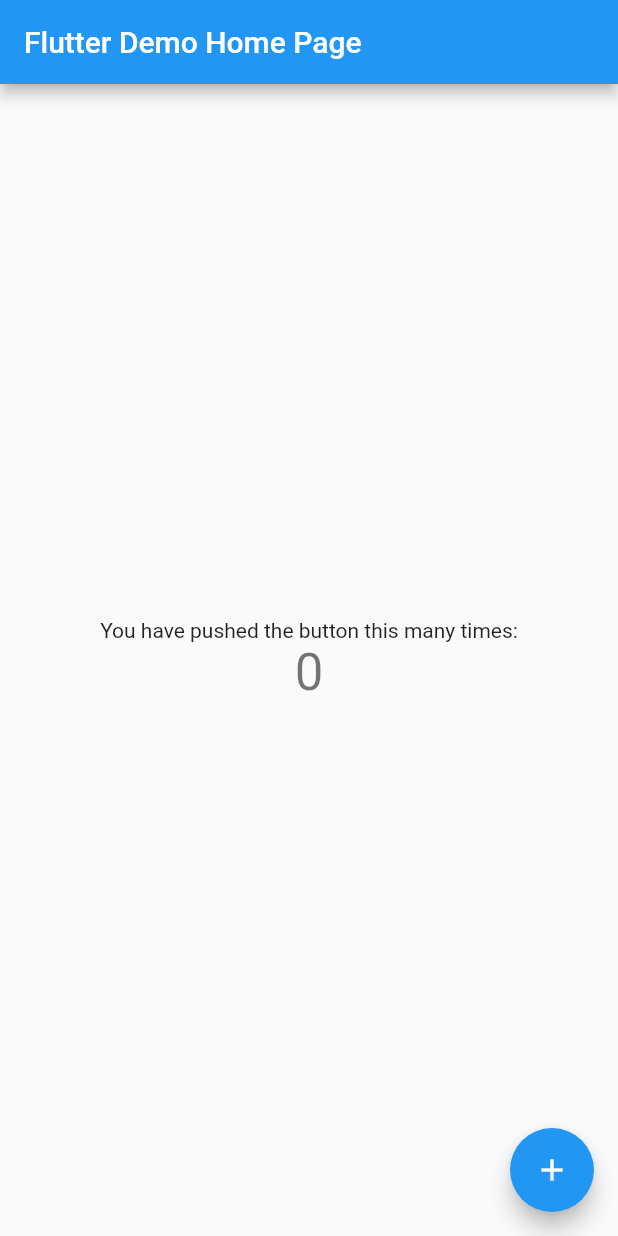
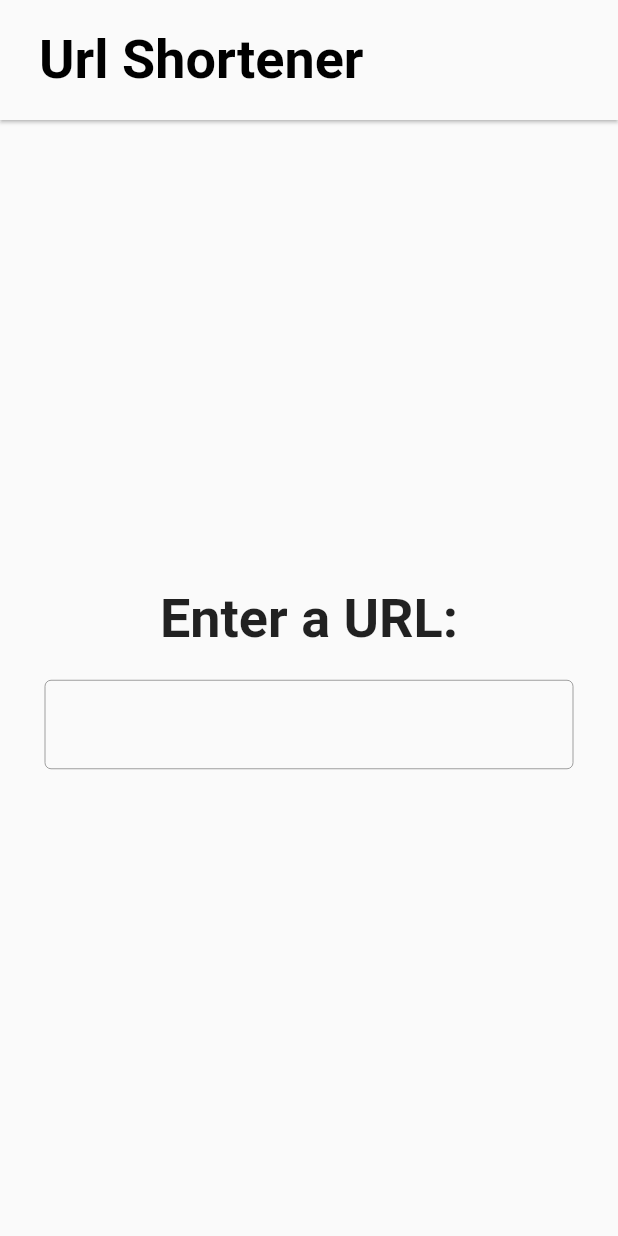
Before and after one commit to Joshlim288/link-shortener, a Flutter app: the screen it shows after launch, on a phone screen of 412 x 824 dp. Run offline on Flutter 3.47's test engine with Material 2 defaults, Android fonts, the phone set to English and light mode, and no system bars.

Commit message:
Add initial implementation of frontend homescreen

```diff
--- a/Frontend/lib/main.dart
+++ b/Frontend/lib/main.dart
@@ -4,43 +4,24 @@
   runApp(const MyApp());
 }
 
+/// Entry point of the application, defines the home page
 class MyApp extends StatelessWidget {
   const MyApp({Key? key}) : super(key: key);
 
-  // This widget is the root of your application.
   @override
   Widget build(BuildContext context) {
     return MaterialApp(
-      title: 'Flutter Demo',
+      title: 'GovTech Url Shortener',
       theme: ThemeData(
-        // This is the theme of your application.
-        //
-        // Try running your application with "flutter run". You'll see the
-        // application has a blue toolbar. Then, without quitting the app, try
-        // changing the primarySwatch below to Colors.green and then invoke
-        // "hot reload" (press "r" in the console where you ran "flutter run",
-        // or simply save your changes to "hot reload" in a Flutter IDE).
-        // Notice that the counter didn't reset back to zero; the application
-        // is not restarted.
-        primarySwatch: Colors.blue,
+        primarySwatch: Colors.grey,
       ),
-      home: const MyHomePage(title: 'Flutter Demo Home Page'),
+      home: const MyHomePage(title: 'Url Shortener'),
     );
   }
 }
 
 class MyHomePage extends StatefulWidget {
   const MyHomePage({Key? key, required this.title}) : super(key: key);
-
-  // This widget is the home page of your application. It is stateful, meaning
-  // that it has a State object (defined below) that contains fields that affect
-  // how it looks.
-
-  // This class is the configuration for the state. It holds the values (in this
-  // case the title) provided by the parent (in this case the App widget) and
-  // used by the build method of the State. Fields in a Widget subclass are
-  // always marked "final".
-
   final String title;
 
   @override
@@ -48,68 +29,77 @@
 }
 
 class _MyHomePageState extends State<MyHomePage> {
-  int _counter = 0;
-
-  void _incrementCounter() {
-    setState(() {
-      // This call to setState tells the Flutter framework that something has
-      // changed in this State, which causes it to rerun the build method below
-      // so that the display can reflect the updated values. If we changed
-      // _counter without calling setState(), then the build method would not be
-      // called again, and so nothing would appear to happen.
-      _counter++;
-    });
-  }
+  final GlobalKey<FormState> formKey = GlobalKey<FormState>();
+  final TextEditingController inputController = TextEditingController();
 
   @override
   Widget build(BuildContext context) {
-    // This method is rerun every time setState is called, for instance as done
-    // by the _incrementCounter method above.
-    //
-    // The Flutter framework has been optimized to make rerunning build methods
-    // fast, so that you can just rebuild anything that needs updating rather
-    // than having to individually change instances of widgets.
     return Scaffold(
       appBar: AppBar(
-        // Here we take the value from the MyHomePage object that was created by
-        // the App.build method, and use it to set our appbar title.
-        title: Text(widget.title),
+        toolbarHeight: 80,
+        elevation: 1,
+        backgroundColor: Theme.of(context).scaffoldBackgroundColor,
+        title: Padding(
+          padding: const EdgeInsets.all(10),
+          child: Text(
+            widget.title,
+            style: const TextStyle(
+              color: Colors.black,
+              fontSize: 36,
+              fontWeight: FontWeight.bold,
+            ),
+          ),
+        ),
       ),
       body: Center(
-        // Center is a layout widget. It takes a single child and positions it
-        // in the middle of the parent.
+        child: Padding(
+          padding: const EdgeInsets.all(30),
           child: Column(
-          // Column is also a layout widget. It takes a list of children and
-          // arranges them vertically. By default, it sizes itself to fit its
-          // children horizontally, and tries to be as tall as its parent.
-          //
-          // Invoke "debug painting" (press "p" in the console, choose the
-          // "Toggle Debug Paint" action from the Flutter Inspector in Android
-          // Studio, or the "Toggle Debug Paint" command in Visual Studio Code)
-          // to see the wireframe for each widget.
-          //
-          // Column has various properties to control how it sizes itself and
-          // how it positions its children. Here we use mainAxisAlignment to
-          // center the children vertically; the main axis here is the vertical
-          // axis because Columns are vertical (the cross axis would be
-          // horizontal).
-          mainAxisAlignment: MainAxisAlignment.center,
+            mainAxisSize: MainAxisSize.min,
             children: <Widget>[
               const Text(
-              'You have pushed the button this many times:',
+                'Enter a URL:',
+                style: TextStyle(
+                  fontSize: 36,
+                  fontWeight: FontWeight.bold,
+                  fontFamily: '',
                 ),
-            Text(
-              '$_counter',
-              style: Theme.of(context).textTheme.headline4,
+              ),
+              const SizedBox(height: 20),
+              Flex(
+                mainAxisAlignment: MainAxisAlignment.center,
+                direction: Axis.horizontal,
+                children: [
+                  Flexible(
+                    child: ConstrainedBox(
+                      constraints: const BoxConstraints(maxWidth: 1000),
+                      child: Form(
+                        key: formKey,
+                        child: TextFormField(
+                          decoration: const InputDecoration(
+                            enabledBorder: OutlineInputBorder(
+                              borderSide: BorderSide(color: Colors.grey, width: 0.0),
+                            ),
+                            border: OutlineInputBorder(),
+                          ),
+                          controller: inputController,
+                          maxLines: 1,
+                          validator: (String? value) {
+                            if (value == null || value.isEmpty) {
+                              return 'Please enter a value';
+                            }
+                            return null;
+                          },
+                        ),
+                      ),
+                    ),
+                  ),
+                ],
               ),
             ],
           ),
         ),
-      floatingActionButton: FloatingActionButton(
-        onPressed: _incrementCounter,
-        tooltip: 'Increment',
-        child: const Icon(Icons.add),
-      ), // This trailing comma makes auto-formatting nicer for build methods.
+      ),
     );
   }
 }
```
Lines whose indentation alone changed are shown as unchanged.
